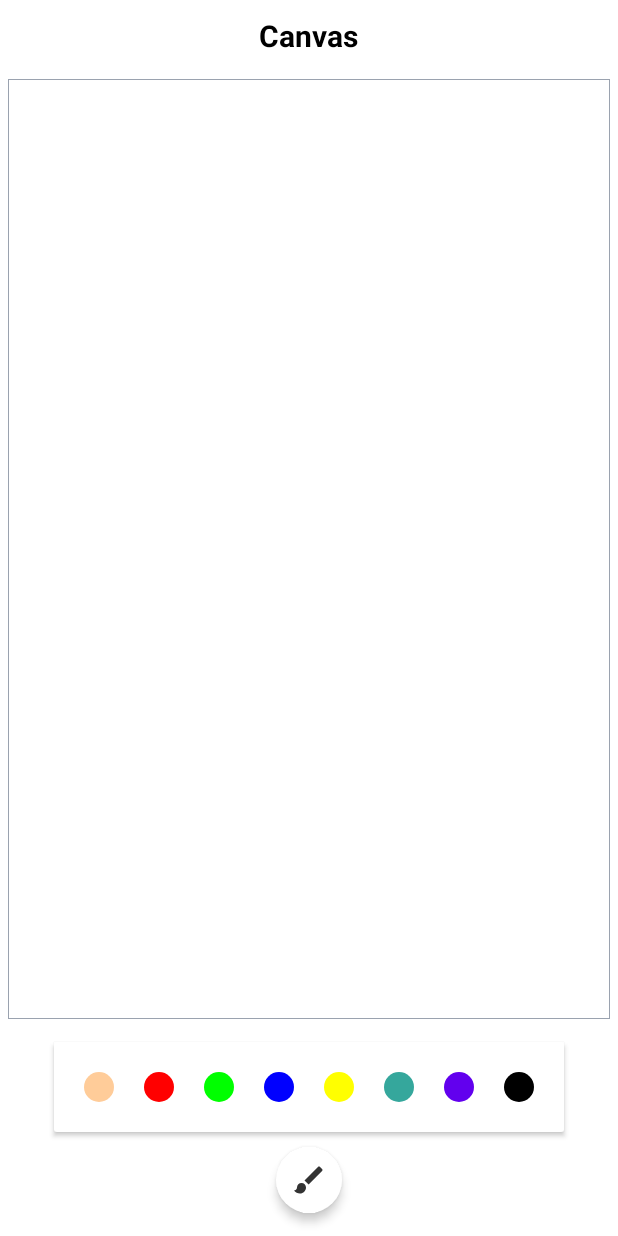
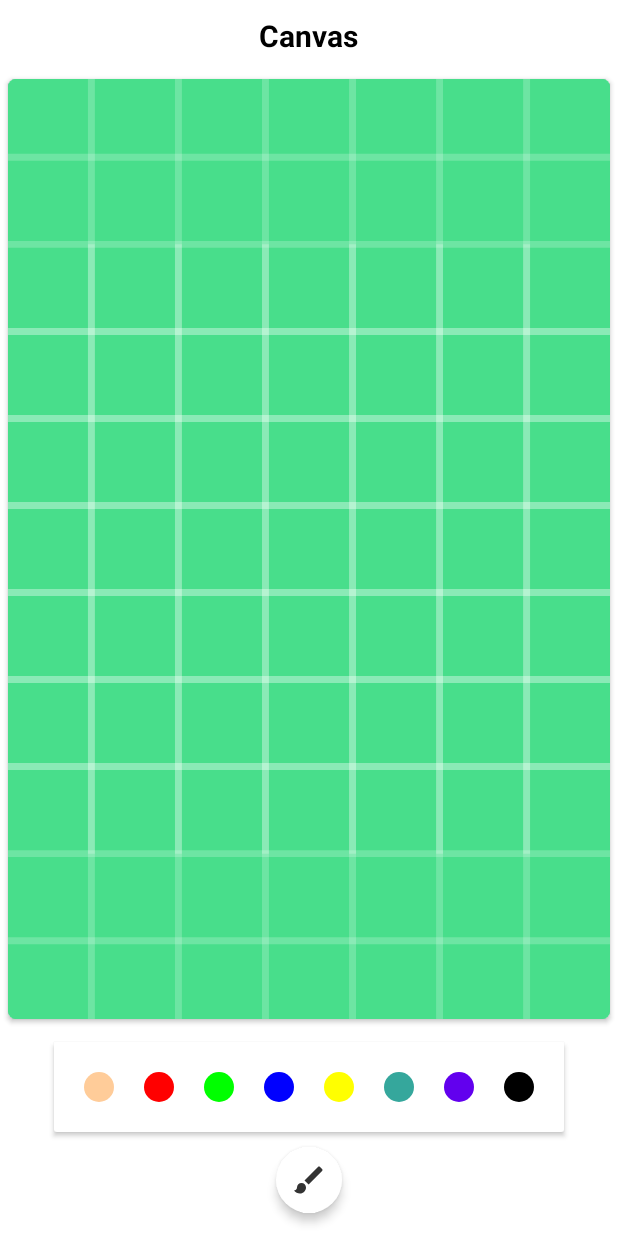
Before and after one commit to animsh/Canvas, an Android app: the screen it shows after launch (MainActivity), on a phone screen of 412 x 824 dp. Run offline under Robolectric (Android 15) with nearby library versions, the phone set to English and light mode, and no system bars.

Commit message:
changelog: added background image

```diff
--- a/app/src/main/res/layout/activity_main.xml
+++ b/app/src/main/res/layout/activity_main.xml
@@ -19,8 +19,7 @@
         android:textSize="20sp"
         android:textStyle="bold" />
 
-    <com.animsh.canvas.CanvasView
-        android:id="@+id/canvasView"
+    <com.google.android.material.card.MaterialCardView
         android:layout_width="0dp"
         android:layout_height="0dp"
         android:layout_above="@id/colorPalateScrollView"
@@ -28,7 +27,31 @@
         android:layout_alignParentStart="true"
         android:layout_alignParentEnd="true"
         android:layout_margin="5dp"
-        android:background="@drawable/background_canvas" />
+        android:elevation="2dp"
+        app:cardCornerRadius="5dp"
+        app:cardElevation="2dp">
+
+        <FrameLayout
+            android:layout_width="match_parent"
+            android:layout_height="match_parent">
+
+            <ImageView
+                android:id="@+id/canvasImage"
+                android:layout_width="match_parent"
+                android:layout_height="match_parent"
+                android:background="@drawable/background_canvas"
+                android:scaleType="centerCrop"
+                android:src="@drawable/ic_launcher_background" />
+
+            <com.animsh.canvas.CanvasView
+                android:id="@+id/canvasView"
+                android:layout_width="match_parent"
+                android:layout_height="match_parent"
+                android:background="#0FFFFFFF" />
+
+        </FrameLayout>
+
+    </com.google.android.material.card.MaterialCardView>
 
     <ScrollView
         android:id="@+id/colorPalateScrollView"
```
